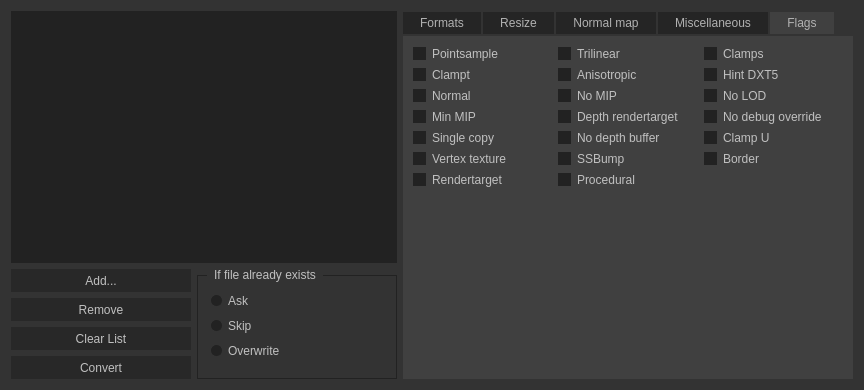
Above: ui/conversiondialog.ui from Dima-369/VMT-Editor before the change. Below: the same form after it.
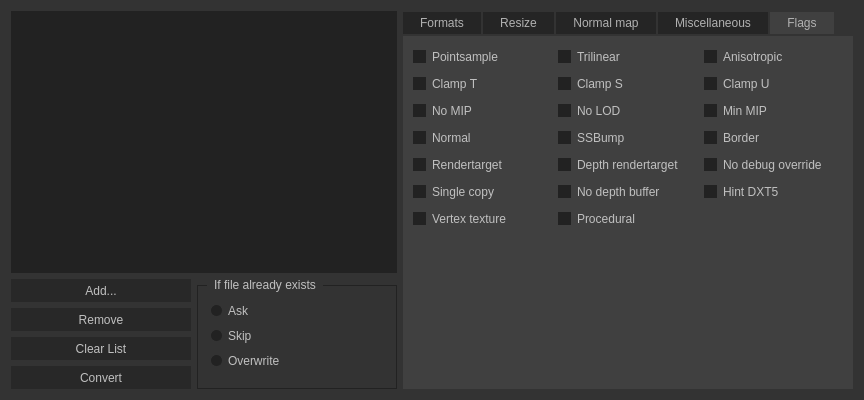
That is the form after the change. The open tabs and pages were chosen to show the change. Icons and pictures are not drawn.

Commit message: Add texture conversion templates

```diff
--- a/ui/conversiondialog.ui
+++ b/ui/conversiondialog.ui
@@ -7,7 +7,7 @@
     <x>0</x>
     <y>0</y>
     <width>862</width>
-    <height>390</height>
+    <height>400</height>
    </rect>
   </property>
   <property name="font">
@@ -415,7 +415,7 @@
 {
     color: silver;
     background-color: #282828;
-    border-width: 1px;
+    border-width: 0px;
     border-color: #282828;
     border-style: solid;
     padding-top: 5px;
@@ -429,7 +429,7 @@
 QPushButton:disabled
 {
     background-color:#505050;
-    border-width: 1px;
+    border-width: 0px;
     border-color: #505050;
     border-style: solid;
     padding-top: 5px;
@@ -3026,8 +3026,27 @@
        <string>Flags</string>
       </attribute>
       <layout class="QGridLayout" name="gridLayout_6">
+       <item row="2" column="0">
+        <widget class="QCheckBox" name="checkBox_clampt">
+         <property name="minimumSize">
+          <size>
+           <width>0</width>
+           <height>21</height>
+          </size>
+         </property>
+         <property name="text">
+          <string>Clamp T</string>
+         </property>
+        </widget>
+       </item>
        <item row="0" column="0">
         <widget class="QCheckBox" name="checkBox_pointsample">
+         <property name="minimumSize">
+          <size>
+           <width>0</width>
+           <height>21</height>
+          </size>
+         </property>
          <property name="text">
           <string>Pointsample</string>
          </property>
@@ -3035,150 +3054,251 @@
        </item>
        <item row="0" column="1">
         <widget class="QCheckBox" name="checkBox_trilinear">
+         <property name="minimumSize">
+          <size>
+           <width>0</width>
+           <height>21</height>
+          </size>
+         </property>
          <property name="text">
           <string>Trilinear</string>
          </property>
         </widget>
        </item>
+       <item row="8" column="0">
+        <widget class="QCheckBox" name="checkBox_vertexTexture">
+         <property name="minimumSize">
+          <size>
+           <width>0</width>
+           <height>21</height>
+          </size>
+         </property>
+         <property name="text">
+          <string>Vertex texture</string>
+         </property>
+        </widget>
+       </item>
+       <item row="10" column="0">
+        <spacer name="verticalSpacer_6">
+         <property name="orientation">
+          <enum>Qt::Vertical</enum>
+         </property>
+         <property name="sizeHint" stdset="0">
+          <size>
+           <width>20</width>
+           <height>40</height>
+          </size>
+         </property>
+        </spacer>
+       </item>
+       <item row="4" column="0">
+        <widget class="QCheckBox" name="checkBox_normal">
+         <property name="minimumSize">
+          <size>
+           <width>0</width>
+           <height>21</height>
+          </size>
+         </property>
+         <property name="text">
+          <string>Normal</string>
+         </property>
+        </widget>
+       </item>
+       <item row="7" column="0">
+        <widget class="QCheckBox" name="checkBox_singleCopy">
+         <property name="minimumSize">
+          <size>
+           <width>0</width>
+           <height>21</height>
+          </size>
+         </property>
+         <property name="text">
+          <string>Single copy</string>
+         </property>
+        </widget>
+       </item>
+       <item row="5" column="2">
+        <widget class="QCheckBox" name="checkBox_noDebugOverride">
+         <property name="minimumSize">
+          <size>
+           <width>0</width>
+           <height>21</height>
+          </size>
+         </property>
+         <property name="text">
+          <string>No debug override</string>
+         </property>
+        </widget>
+       </item>
+       <item row="5" column="1">
+        <widget class="QCheckBox" name="checkBox_depthRendertarget">
+         <property name="minimumSize">
+          <size>
+           <width>0</width>
+           <height>21</height>
+          </size>
+         </property>
+         <property name="text">
+          <string>Depth rendertarget</string>
+         </property>
+        </widget>
+       </item>
+       <item row="7" column="1">
+        <widget class="QCheckBox" name="checkBox_noDepthbuffer">
+         <property name="minimumSize">
+          <size>
+           <width>0</width>
+           <height>21</height>
+          </size>
+         </property>
+         <property name="text">
+          <string>No depth buffer</string>
+         </property>
+        </widget>
+       </item>
        <item row="0" column="2">
-        <widget class="QCheckBox" name="checkBox_clamps">
-         <property name="text">
-          <string>Clamps</string>
-         </property>
-        </widget>
-       </item>
-       <item row="1" column="0">
-        <widget class="QCheckBox" name="checkBox_clampt">
-         <property name="text">
-          <string>Clampt</string>
-         </property>
-        </widget>
-       </item>
-       <item row="1" column="1">
         <widget class="QCheckBox" name="checkBox_anisotropic">
+         <property name="minimumSize">
+          <size>
+           <width>0</width>
+           <height>21</height>
+          </size>
+         </property>
          <property name="text">
           <string>Anisotropic</string>
          </property>
         </widget>
        </item>
-       <item row="1" column="2">
+       <item row="2" column="1">
+        <widget class="QCheckBox" name="checkBox_clamps">
+         <property name="minimumSize">
+          <size>
+           <width>0</width>
+           <height>21</height>
+          </size>
+         </property>
+         <property name="text">
+          <string>Clamp S</string>
+         </property>
+        </widget>
+       </item>
+       <item row="2" column="2">
+        <widget class="QCheckBox" name="checkBox_clampU">
+         <property name="minimumSize">
+          <size>
+           <width>0</width>
+           <height>21</height>
+          </size>
+         </property>
+         <property name="text">
+          <string>Clamp U</string>
+         </property>
+        </widget>
+       </item>
+       <item row="7" column="2">
         <widget class="QCheckBox" name="checkBox_hintDXT5">
+         <property name="minimumSize">
+          <size>
+           <width>0</width>
+           <height>21</height>
+          </size>
+         </property>
          <property name="text">
           <string>Hint DXT5</string>
          </property>
         </widget>
        </item>
-       <item row="2" column="0">
-        <widget class="QCheckBox" name="checkBox_normal">
-         <property name="text">
-          <string>Normal</string>
-         </property>
-        </widget>
-       </item>
-       <item row="2" column="1">
+       <item row="3" column="0">
         <widget class="QCheckBox" name="checkBox_noMIP">
+         <property name="minimumSize">
+          <size>
+           <width>0</width>
+           <height>21</height>
+          </size>
+         </property>
          <property name="text">
           <string>No MIP</string>
          </property>
         </widget>
        </item>
-       <item row="2" column="2">
+       <item row="3" column="1">
         <widget class="QCheckBox" name="checkBox_noLOD">
+         <property name="minimumSize">
+          <size>
+           <width>0</width>
+           <height>21</height>
+          </size>
+         </property>
          <property name="text">
           <string>No LOD</string>
          </property>
         </widget>
        </item>
-       <item row="3" column="0">
+       <item row="3" column="2">
         <widget class="QCheckBox" name="checkBox_minMIP">
+         <property name="minimumSize">
+          <size>
+           <width>0</width>
+           <height>21</height>
+          </size>
+         </property>
          <property name="text">
           <string>Min MIP</string>
          </property>
         </widget>
        </item>
-       <item row="3" column="1">
-        <widget class="QCheckBox" name="checkBox_depthRendertarget">
-         <property name="text">
-          <string>Depth rendertarget</string>
-         </property>
-        </widget>
-       </item>
-       <item row="3" column="2">
-        <widget class="QCheckBox" name="checkBox_noDebugOverride">
-         <property name="text">
-          <string>No debug override</string>
-         </property>
-        </widget>
-       </item>
-       <item row="4" column="0">
-        <widget class="QCheckBox" name="checkBox_singleCopy">
-         <property name="text">
-          <string>Single copy</string>
-         </property>
-        </widget>
-       </item>
        <item row="4" column="1">
-        <widget class="QCheckBox" name="checkBox_noDepthbuffer">
-         <property name="text">
-          <string>No depth buffer</string>
-         </property>
-        </widget>
-       </item>
-       <item row="4" column="2">
-        <widget class="QCheckBox" name="checkBox_clampU">
-         <property name="text">
-          <string>Clamp U</string>
-         </property>
-        </widget>
-       </item>
-       <item row="5" column="0">
-        <widget class="QCheckBox" name="checkBox_vertexTexture">
-         <property name="text">
-          <string>Vertex texture</string>
-         </property>
-        </widget>
-       </item>
-       <item row="5" column="1">
         <widget class="QCheckBox" name="checkBox_ssbump">
+         <property name="minimumSize">
+          <size>
+           <width>0</width>
+           <height>21</height>
+          </size>
+         </property>
          <property name="text">
           <string>SSBump</string>
          </property>
         </widget>
        </item>
-       <item row="5" column="2">
+       <item row="4" column="2">
         <widget class="QCheckBox" name="checkBox_border">
+         <property name="minimumSize">
+          <size>
+           <width>0</width>
+           <height>21</height>
+          </size>
+         </property>
          <property name="text">
           <string>Border</string>
          </property>
         </widget>
        </item>
-       <item row="6" column="0">
+       <item row="5" column="0">
         <widget class="QCheckBox" name="checkBox_rendertarget">
+         <property name="minimumSize">
+          <size>
+           <width>0</width>
+           <height>21</height>
+          </size>
+         </property>
          <property name="text">
           <string>Rendertarget</string>
          </property>
         </widget>
        </item>
-       <item row="6" column="1">
+       <item row="8" column="1">
         <widget class="QCheckBox" name="checkBox_procedural">
+         <property name="minimumSize">
+          <size>
+           <width>0</width>
+           <height>21</height>
+          </size>
+         </property>
          <property name="text">
           <string>Procedural</string>
          </property>
         </widget>
        </item>
-       <item row="7" column="0">
-        <spacer name="verticalSpacer_6">
-         <property name="orientation">
-          <enum>Qt::Vertical</enum>
-         </property>
-         <property name="sizeHint" stdset="0">
-          <size>
-           <width>20</width>
-           <height>40</height>
-          </size>
-         </property>
-        </spacer>
-       </item>
       </layout>
      </widget>
     </widget>
```
Left out of the diff: 618 changed lines with no effect on the pictures. The commit also changes 2 other files.
